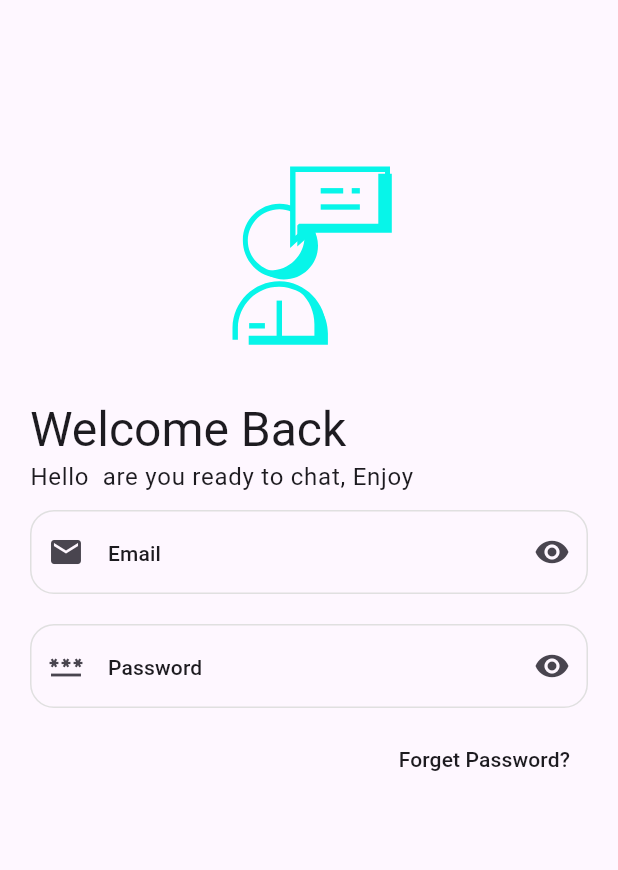
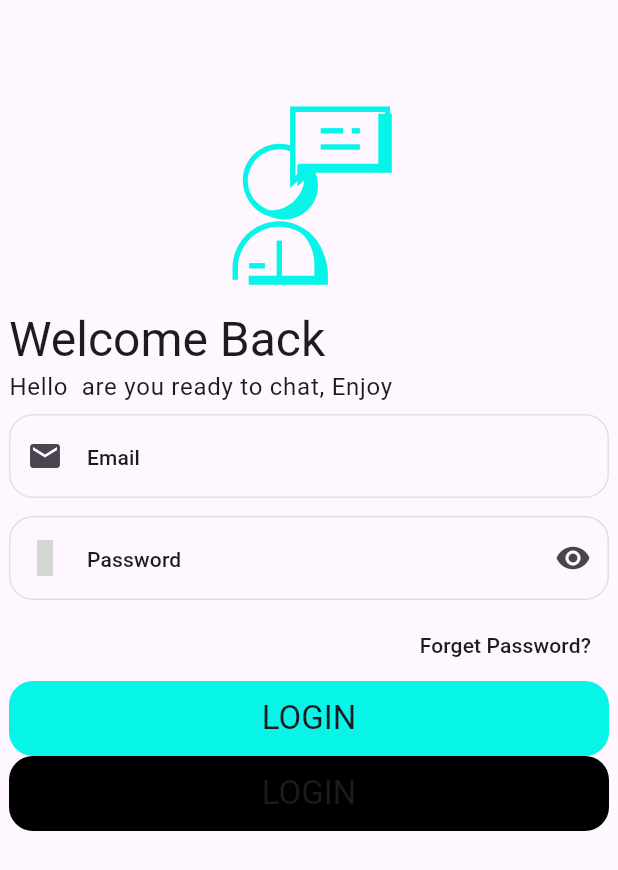
Before and after one commit to mohameddefalaa/Chat_App, a Flutter app: the screen it shows after launch, on a phone screen of 412 x 824 dp. Shown: the top 870 px of the screen. Run offline on Flutter 3.47's test engine with Material 3 defaults, Android fonts, the phone set to English and light mode, and no system bars; our stand-ins replace flutter_svg, iconsax; grey boxes are pictures that could not be loaded.

Commit message:
making right obscure text

```diff
--- a/chatapp/lib/Views/Login_View.dart
+++ b/chatapp/lib/Views/Login_View.dart
@@ -1,36 +1,37 @@
-import 'package:chatapp/Widgets/Custome_text_field.dart';
+import 'package:chatapp/Widgets/custome_Button.dart';
+import 'package:chatapp/Widgets/custome_text_field.dart';
+import 'package:chatapp/constant.dart';
 import 'package:chatapp/helpers/get_App_icon.dart';
 import 'package:flutter/material.dart';
+import 'package:iconsax/iconsax.dart';
 
 class Login_View extends StatefulWidget {
-  const Login_View({super.key});
+  Login_View({
+    super.key,
+  });
 
   @override
   State<Login_View> createState() => _Login_ViewState();
 }
 
 class _Login_ViewState extends State<Login_View> {
+  TextEditingController passcontroller = TextEditingController();
+  TextEditingController emailcontrller = TextEditingController();
   @override
   Widget build(BuildContext context) {
     return Scaffold(
       appBar: AppBar(),
       body: SingleChildScrollView(
         child: Padding(
-          padding: const EdgeInsets.all(20.0),
+          padding: const EdgeInsets.symmetric(horizontal: 6),
           child: Column(
             crossAxisAlignment: CrossAxisAlignment.start,
             children: [
-              const SizedBox(
-                height: 20,
-              ),
               Row(
                 mainAxisAlignment: MainAxisAlignment.center,
                 children: [
                   GetAppIcon(),
                 ],
-              ),
-              const SizedBox(
-                height: 20,
               ),
               Text(
                 'Welcome Back',
@@ -40,22 +41,17 @@ class _Login_ViewState extends State<Login_View> {
                 'Hello  are you ready to chat, Enjoy ',
                 style: Theme.of(context).textTheme.bodyLarge,
               ),
-              const SizedBox(
-                height: 10,
-              ),
               custome_textFormField(
+                controller: emailcontrller,
+                ispass: false,
                 hintText: 'Email ',
                 customeicon: Icon(Icons.email),
               ),
-              const SizedBox(
-                height: 20,
-              ),
               custome_textFormField(
+                controller: passcontroller,
+                ispass: true,
                 hintText: 'Password ',
-                customeicon: Icon(Icons.password),
-              ),
-              const SizedBox(
-                height: 10,
+                customeicon: Icon(Iconsax.password_check),
               ),
               Row(
                 mainAxisAlignment: MainAxisAlignment.end,
@@ -67,7 +63,15 @@ class _Login_ViewState extends State<Login_View> {
                         style: Theme.of(context).textTheme.labelLarge,
                       )),
                 ],
-              )
+              ),
+              custome_Button(
+                kPrimarrycolor,
+                text: 'LOGIN',
+              ),
+              custome_Button(
+                Colors.black,
+                text: 'LOGIN',
+              ),
             ],
           ),
         ),
--- a/chatapp/lib/Widgets/Custome_text_field.dart
+++ b/chatapp/lib/Widgets/Custome_text_field.dart
@@ -1,25 +1,46 @@
 import 'package:chatapp/constant.dart';
 import 'package:flutter/material.dart';
+import 'package:iconsax/iconsax.dart';
 
 class custome_textFormField extends StatefulWidget {
-  custome_textFormField({required this.hintText, required this.customeicon});
+  custome_textFormField({
+    this.ispass = true,
+    required this.hintText,
+    required this.customeicon,
+    required this.controller,
+  });
   final String hintText;
-  Icon customeicon;
+  final Icon customeicon;
+  final bool ispass;
+
+  TextEditingController controller;
 
   @override
   State<custome_textFormField> createState() => _custome_textFormFieldState();
 }
 
 class _custome_textFormFieldState extends State<custome_textFormField> {
+  bool obscure = true;
   @override
   Widget build(BuildContext context) {
-    return TextFormField(
+    return Padding(
+      padding: const EdgeInsets.symmetric(vertical: 6.0),
+      child: TextFormField(
+        obscureText: widget.ispass ? obscure : false,
+        controller: widget.controller,
         decoration: InputDecoration(
           hintText: widget.hintText,
           hintStyle: Theme.of(context).textTheme.titleSmall,
           prefixIcon: widget.customeicon,
           suffixIcon: IconButton(
-            onPressed: () {}, icon: const Icon(Icons.remove_red_eye_rounded)),
+              onPressed: () {
+                setState(() {
+                  obscure = !obscure;
+                });
+              },
+              icon: widget.ispass
+                  ? const Icon(Icons.remove_red_eye_rounded)
+                  : const SizedBox()),
           enabledBorder: OutlineInputBorder(
             borderRadius: const BorderRadius.all(
               Radius.circular(16),
@@ -32,6 +53,7 @@ class _custome_textFormFieldState extends State<custome_textFormField> {
               ),
               borderSide: BorderSide(color: kSecondrycolor)),
         ),
+      ),
     );
   }
 }
--- /dev/null
+++ b/chatapp/lib/Widgets/custome_Button.dart
@@ -0,0 +1,26 @@
+import 'package:flutter/material.dart';
+
+class custome_Button extends StatefulWidget {
+  custome_Button(this.thecolor, {super.key, required this.text});
+  Color thecolor;
+  String text;
+  @override
+  State<custome_Button> createState() => _custome_ButtonState();
+}
+
+class _custome_ButtonState extends State<custome_Button> {
+  @override
+  Widget build(BuildContext context) {
+    return Container(
+      height: 50,
+      width: double.infinity,
+      decoration: BoxDecoration(
+          borderRadius: BorderRadius.circular(16), color: widget.thecolor),
+      child: Center(
+          child: Text(
+        widget.text,
+        style: Theme.of(context).textTheme.titleLarge,
+      )),
+    );
+  }
+}
--- a/chatapp/lib/main.dart
+++ b/chatapp/lib/main.dart
@@ -18,6 +18,6 @@ class MyApp extends StatelessWidget {
         theme: ThemeData(
           brightness: Brightness.light,
         ),
-        home: const Login_View());
+        home: Login_View());
   }
 }
--- a/chatapp/pubspec.yaml
+++ b/chatapp/pubspec.yaml
@@ -36,6 +36,7 @@ dependencies:
   # Use with the CupertinoIcons class for iOS style icons.
   cupertino_icons: ^1.0.2
   flutter_svg: ^2.0.10+1
+  iconsax: ^0.0.8
 
 dev_dependencies:
   flutter_test:
```
Also changed, not shown: chatapp/pubspec.lock. Lines whose indentation alone changed are shown as unchanged.
